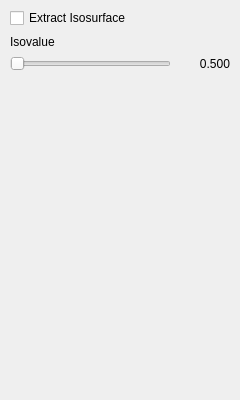
Old version of the form src/ui/isosurface_page.ui in the repository thermeng/SciRender.
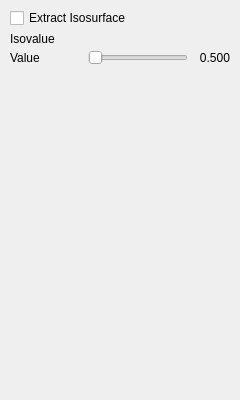
New version of the form.

Commit message: ui: consistent spacing

Patch:
```diff
--- a/src/ui/isosurface_page.ui
+++ b/src/ui/isosurface_page.ui
@@ -12,7 +12,7 @@
   </property>
   <layout class="QVBoxLayout" name="verticalLayout">
    <property name="spacing">
-    <number>7</number>
+     <number>4</number>
    </property>
    <property name="leftMargin">
     <number>10</number>
@@ -37,7 +37,7 @@
     <widget class="QWidget" name="optionsGroup" native="true">
      <layout class="QVBoxLayout" name="optionsLayout">
       <property name="spacing">
-       <number>7</number>
+        <number>4</number>
       </property>
       <property name="leftMargin">
        <number>0</number>
@@ -60,6 +60,31 @@
       </item>
       <item>
        <layout class="QHBoxLayout" name="valueRow">
+         <property name="spacing">
+          <number>6</number>
+         </property>
+         <item>
+          <widget class="QLabel" name="valueRowLabel">
+           <property name="minimumSize">
+            <size>
+             <width>72</width>
+             <height>0</height>
+            </size>
+           </property>
+           <property name="maximumSize">
+            <size>
+             <width>72</width>
+             <height>16777215</height>
+            </size>
+           </property>
+           <property name="text">
+            <string>Value</string>
+           </property>
+           <property name="alignment">
+            <set>Qt::AlignmentFlag::AlignLeading|Qt::AlignmentFlag::AlignLeft|Qt::AlignmentFlag::AlignVCenter</set>
+           </property>
+          </widget>
+         </item>
         <item>
          <widget class="QSlider" name="valueSlider">
           <property name="orientation">
@@ -71,13 +96,13 @@
          <widget class="QLabel" name="valueLabel">
           <property name="minimumSize">
            <size>
-            <width>52</width>
+             <width>36</width>
             <height>0</height>
            </size>
           </property>
           <property name="maximumSize">
            <size>
-            <width>52</width>
+             <width>36</width>
             <height>16777215</height>
            </size>
           </property>
```
Lines whose indentation alone changed are shown as unchanged. The commit also changes 9 other files.
